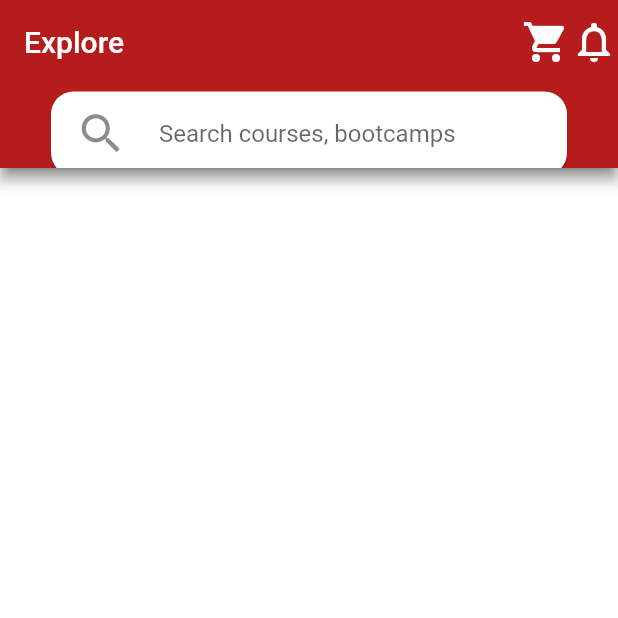
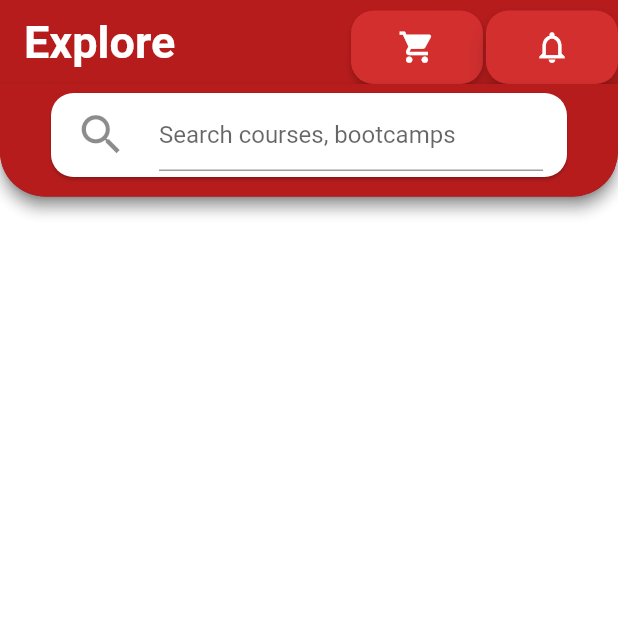
Before and after one commit to niamul64/FlutterProjects, a Flutter app: the screen it shows after launch, on a phone screen of 412 x 824 dp, the top half of it. Run offline on Flutter 3.47's test engine with Material 2 defaults, Android fonts, the phone set to English and light mode, and no system bars; our stand-ins replace audioplayers, font_awesome_flutter, rflutter_alert.

Commit message:
appbar design complete

```diff
--- a/Project for EKT/first_work/lib/page1.dart
+++ b/Project for EKT/first_work/lib/page1.dart
@@ -15,32 +15,71 @@
   @override
   Widget build(BuildContext context) {
     return Scaffold(
+
       appBar: AppBar(
+        shape: RoundedRectangleBorder(
+          borderRadius: BorderRadius.only(
+            bottomLeft: Radius.circular(30),
+            bottomRight: Radius.circular(30),
+          ),
+        ),
+
         centerTitle: false,
         backgroundColor: Colors.red.shade900,
-        title: Text('Explore'),
 
-        actions: const <Widget>[
-          Icon(
-            Icons.shopping_cart,
-            size: 32,
+        title: Text(
+            'Explore',
+          style: TextStyle(
+            fontWeight: FontWeight.bold,
+            fontSize: 30,
           ),
-          Icon(
-            Icons.notifications_none,
-            size: 32,
+        ),
+
+        actions:  <Widget>[
+
+          Container(
+            margin: EdgeInsets.only(top:7),
+            child: RawMaterialButton(
+              onPressed: () {  },
+              shape: RoundedRectangleBorder(borderRadius: BorderRadius.circular(15)),
+              fillColor: Colors.red.shade700,
+              child: Icon(Icons.shopping_cart,size: 25,),
+            ),
           ),
+          SizedBox(
+            width: 2,
+          ),
+          Container(
+            margin: EdgeInsets.only( top:7),
+            child: RawMaterialButton(
+              elevation: 6,
+              onPressed: () {  },
+              shape: RoundedRectangleBorder(borderRadius: BorderRadius.circular(15)),
+              fillColor: Colors.red.shade700,
+              child: Icon(Icons.notifications_none,
+              size: 25,),
+            ),
+          ),
+
 
         ],
 
         bottom: AppBar(
+          toolbarHeight: 75,
           backgroundColor: Colors.red.shade900,
+          shape: RoundedRectangleBorder(
+            borderRadius: BorderRadius.only(
+              bottomLeft: Radius.circular(30),
+              bottomRight: Radius.circular(30),
+            ),
+          ),
 
           title:  Card(
             shape: RoundedRectangleBorder(
               borderRadius: BorderRadius.circular(15.0),
             ),
             color: Colors.white,
-            margin: EdgeInsets.fromLTRB(18,10, 18, 0),//left, top, right, bottom
+            margin: EdgeInsets.fromLTRB(18,8, 18, 15),//left, top, right, bottom
             child: ListTile(
               leading: Icon(
                 Icons.search,
```
